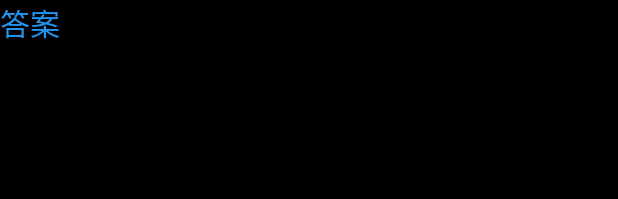
After one commit to dudu-Dev0/Dictation, an Android app: the layout activity_answer.xml on its own in the app's theme, with its tools: preview values and no code run, on a phone screen of 412 x 824 dp. The commit adds this screen. Shown: the top 199 px of the screen. Run offline under Robolectric (Android 15) with nearby library versions, the phone set to English and light mode, and no system bars.

Commit message:
Added the ability to see answers

```diff
--- a/app/src/main/AndroidManifest.xml
+++ b/app/src/main/AndroidManifest.xml
@@ -15,6 +15,12 @@
         android:label="@string/app_name"
         android:resizeableActivity="true"
         android:theme="@style/Theme.AppCompat.NoActionBar">
+        <activity
+            android:name=".AnswerActivity"
+            android:exported="false" />
+        <activity
+            android:name=".EasterEggActivity"
+            android:exported="false" />
         <activity
             android:name=".SetBroadcastIntervalActivity"
             android:exported="false"
--- a/app/src/main/res/layout/activity_about.xml
+++ b/app/src/main/res/layout/activity_about.xml
@@ -22,6 +22,7 @@
         android:layout_weight="1"
         android:orientation="vertical">
         <ImageView
+            android:id="@+id/easter_egg"
             android:layout_width="60dp"
             android:layout_height="60dp"
             android:background="@drawable/ic_launcher"
@@ -48,7 +49,7 @@
             android:textSize="7dp"/>
         <ImageView
             android:layout_width="match_parent"
-            android:layout_height="70dp"
+            android:layout_height="75dp"
             android:background="@drawable/developer"
             android:layout_gravity="center"/>
     </LinearLayout>
--- /dev/null
+++ b/app/src/main/res/layout/activity_answer.xml
@@ -0,0 +1,25 @@
+<?xml version="1.0" encoding="utf-8"?>
+<LinearLayout xmlns:android="http://schemas.android.com/apk/res/android"
+    xmlns:app="http://schemas.android.com/apk/res-auto"
+    xmlns:tools="http://schemas.android.com/tools"
+    android:layout_width="match_parent"
+    android:layout_height="match_parent"
+    android:background="#000000"
+    android:orientation="vertical">
+    <TextView
+        android:layout_width="wrap_content"
+        android:layout_height="wrap_content"
+        android:text="答案"
+        android:textSize="20dp"
+        android:textColor="#2196F3"/>
+    <ScrollView
+        android:layout_width="wrap_content"
+        android:layout_height="wrap_content"/>
+    <TextView
+        android:id="@+id/answerText"
+        android:layout_width="wrap_content"
+        android:layout_height="wrap_content"
+        android:textColor="#FFFFFF"
+        android:textSize="16sp"/>
+
+</LinearLayout>
--- a/app/src/main/res/layout/activity_finishedplay.xml
+++ b/app/src/main/res/layout/activity_finishedplay.xml
@@ -30,7 +30,7 @@
 	<TextView
 		android:layout_width="wrap_content"
 		android:layout_height="wrap_content"
-		android:text="拍照发给家长看看吧！"
+		android:text="打开答案批改吧！"
 		android:textColor="#FFFFFFFF"
 		android:layout_gravity="center"/>
 
@@ -52,11 +52,11 @@
 		<Button
 			android:layout_width="76dp"
 			android:layout_height="44dp"
-			android:text="分享"
+			android:text="答案"
 			android:background="@drawable/button_right_blue"
 			android:textColor="#FFFFFFFF"
 			android:layout_margin="2dp"
-			android:id="@+id/sharebt"
+			android:id="@+id/answer"
 			android:layout_gravity="bottom"/>
 
 	</LinearLayout>
```
Also changed, not shown: app/build.gradle (+9 -0 lines), app/src/main/java/com/dudu/dictation/AboutActivity.java (+17 -1 lines), app/src/main/java/com/dudu/dictation/AnswerActivity.java (added, +27 -0 lines), app/src/main/java/com/dudu/dictation/EasterEggActivity.java (added, +32 -0 lines), app/src/main/java/com/dudu/dictation/FinishedPlayActivity.java (+7 -2 lines), app/src/main/res/layout/activity_easter_egg.xml (added, +12 -0 lines), app/src/main/res/drawable/developer.png.
